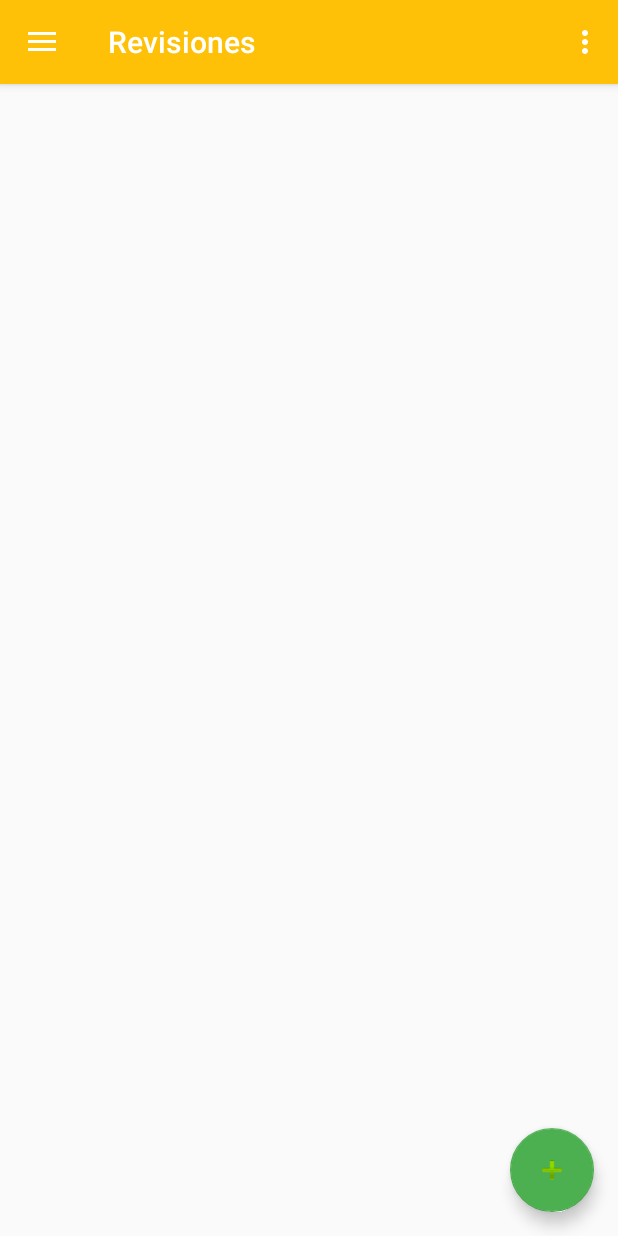
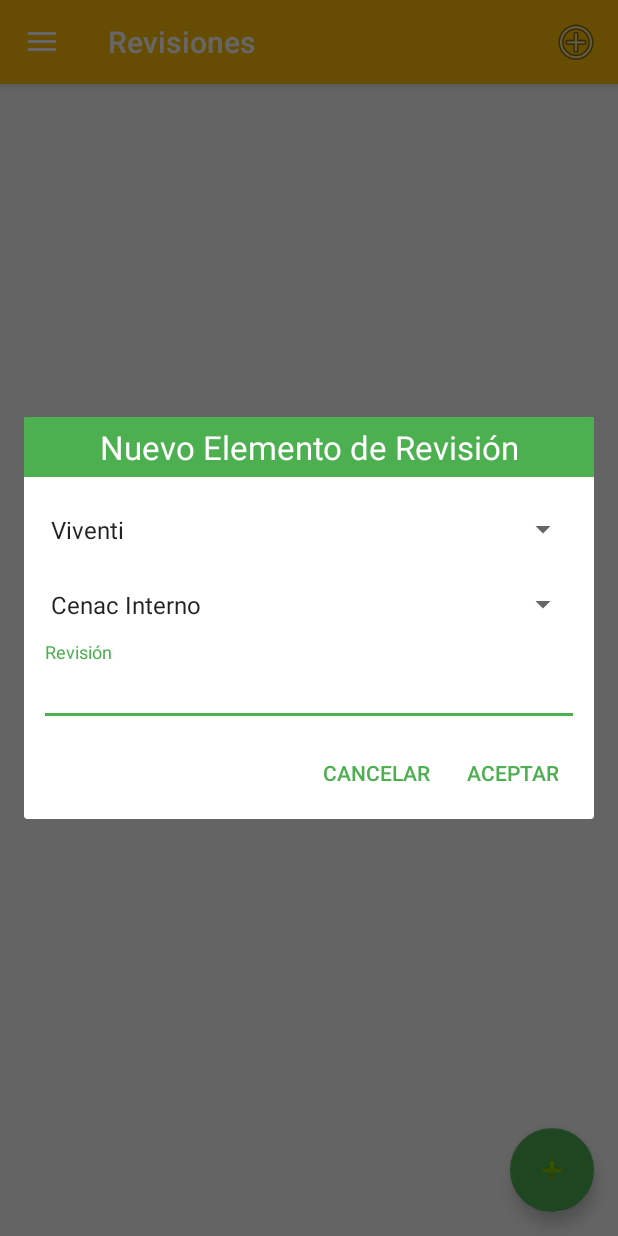
Before and after one commit to mbarrios-grupodevisa/project_revisiones, an Android app: the fragment comentarioDialog placed in its activity, after a tap on "Viventi", on a phone screen of 412 x 824 dp. Run offline under Robolectric (Android 15) with nearby library versions, the phone set to English and light mode, and no system bars; 5 statements that could not run were skipped; 2 other taps on this screen came first.

Commit message:
Implementación agregar nuevo Item Revisión y mejoras en código

```diff
--- a/app/build.gradle
+++ b/app/build.gradle
@@ -29,5 +29,6 @@ dependencies {
     compile 'com.android.support:recyclerview-v7:24.0.+'
     compile 'com.google.android.gms:play-services-appindexing:8.1.0'
     compile 'com.amazonaws:aws-android-sdk-core:2.2.20'
+    compile 'org.projectlombok:lombok:1.12.6'
     releaseCompile 'com.amazonaws:aws-android-sdk-s3:2.2.20'
 }
--- a/app/src/main/java/gt/com/metrocasas/revisiones/DetalleRevisionActivity.java
+++ b/app/src/main/java/gt/com/metrocasas/revisiones/DetalleRevisionActivity.java
@@ -1,5 +1,6 @@
 package gt.com.metrocasas.revisiones;
 
+import android.content.Intent;
 import android.os.Bundle;
 import android.support.v7.app.AppCompatActivity;
 import android.support.v7.widget.DefaultItemAnimator;
--- a/app/src/main/java/gt/com/metrocasas/revisiones/ItemRevision.java
+++ b/app/src/main/java/gt/com/metrocasas/revisiones/ItemRevision.java
@@ -4,7 +4,7 @@ package gt.com.metrocasas.revisiones;
  * Created by Usuario on 05/07/2016.
  */
 public class ItemRevision {
-    String date = "DOS";
+    String date = "";
 
     public ItemRevision(){
     }
--- a/app/src/main/java/gt/com/metrocasas/revisiones/MainActivity.java
+++ b/app/src/main/java/gt/com/metrocasas/revisiones/MainActivity.java
@@ -71,6 +71,7 @@ public class MainActivity extends AppCompatActivity
 
         //noinspection SimplifiableIfStatement
         if (id == R.id.action_settings) {
+            new NuevoItemRevisionDialog().show(this.getFragmentManager(),"");
             return true;
         }
 
--- /dev/null
+++ b/app/src/main/java/gt/com/metrocasas/revisiones/NuevoItemRevisionDialog.java
@@ -0,0 +1,75 @@
+package gt.com.metrocasas.revisiones;
+
+import android.app.AlertDialog;
+import android.app.Dialog;
+import android.app.DialogFragment;
+import android.content.DialogInterface;
+import android.os.Bundle;
+import android.view.LayoutInflater;
+import android.view.View;
+import android.widget.EditText;
+import android.widget.Spinner;
+import android.widget.Toast;
+
+/**
+ * Created by Usuario on 12/07/2016.
+ */
+public class NuevoItemRevisionDialog extends DialogFragment{
+
+    private Spinner lista_proyectos;
+    private Spinner lista_clasificacion;
+    private EditText revision;
+
+    @Override
+    public Dialog onCreateDialog(Bundle savedInstanceState) {
+        AlertDialog.Builder builder = new AlertDialog.Builder(getActivity());
+        // Get the layout inflater
+        LayoutInflater inflater = getActivity().getLayoutInflater();
+
+               // Inflate and set the layout for the dialog
+        // Pass null as the parent view because its going in the dialog layout
+        final View v = inflater.inflate(R.layout.dialog_ingresar_item_revision, null);
+
+        lista_proyectos = (Spinner) v.findViewById(R.id.proyecto);
+        lista_clasificacion = (Spinner) v.findViewById(R.id.clasificacion);
+        revision = (EditText) v.findViewById(R.id.editText_revision);
+
+        //String p = getArguments().getString("proyecto");
+        //if(p != null)
+        //{
+        //    if(p.equals("Viventi")) lista_clasificacion.setSelection(0);
+        //    if(p.equals("Casa Asunción")) lista_clasificacion.setSelection(1);
+        //}
+
+        builder.setView(v)
+                // Add action buttons
+                .setPositiveButton(R.string.btn_aceptar, new DialogInterface.OnClickListener() {
+                    @Override
+                    public void onClick(DialogInterface dialog, int id) {
+
+                        if(!revision.getText().toString().equals(""))
+                        {
+                            //Subir Datos
+                            String proyecto = lista_proyectos.getSelectedItem().toString();
+                            String clasificación = lista_clasificacion.getSelectedItem().toString();
+                            String rev = revision.getText().toString();
+                            new IngresoElemento(getActivity()).execute(proyecto,clasificación,rev);
+                        }
+                        else
+                        {
+                            Toast.makeText(v.getContext(),"Hay campos vacios",Toast.LENGTH_LONG).show();
+                            NuevoItemRevisionDialog.this.getDialog().dismiss();
+                        }
+                    }
+                })
+                .setNegativeButton(R.string.btn_cancelar, new DialogInterface.OnClickListener() {
+                    public void onClick(DialogInterface dialog, int id) {
+                        NuevoItemRevisionDialog.this.getDialog().cancel();
+                    }
+                });
+
+        return builder.create();
+
+    }
+
+}
--- /dev/null
+++ b/app/src/main/res/layout/dialog_ingresar_item_revision.xml
@@ -0,0 +1,75 @@
+<?xml version="1.0" encoding="utf-8"?>
+<LinearLayout xmlns:android="http://schemas.android.com/apk/res/android"
+    xmlns:app="http://schemas.android.com/apk/res-auto"
+    android:layout_width="fill_parent"
+    android:layout_height="wrap_content"
+    android:id="@+id/detalle"
+    app:layout_behavior="@string/appbar_scrolling_view_behavior"
+    android:layout_margin="0dp"
+    android:orientation="vertical">
+
+    <RelativeLayout
+        android:layout_width="match_parent"
+        android:layout_height="wrap_content">
+
+        <TextView
+            android:layout_width="match_parent"
+            android:layout_height="wrap_content"
+            android:paddingTop="5dp"
+            android:paddingBottom="5dp"
+            android:text="Nuevo Elemento de Revisión"
+            android:textAppearance="?android:attr/textAppearanceLarge"
+            android:id="@+id/title_dialog"
+            android:background="@color/colorAccent"
+            android:textColor="#FFFFFF"
+            android:gravity="center_horizontal"/>
+
+        <RelativeLayout
+            android:layout_width="match_parent"
+            android:layout_height="wrap_content"
+            android:paddingLeft="10dp"
+            android:paddingRight="10dp"
+            android:paddingTop="10dp"
+            android:id="@+id/layout_spinners"
+            android:layout_below="@+id/title_dialog">
+
+            <LinearLayout
+                android:layout_width="match_parent"
+                android:layout_height="wrap_content"
+                android:orientation="vertical"
+                android:id="@+id/l1">
+
+                <Spinner
+                    android:layout_width="match_parent"
+                    android:layout_height="50dp"
+                    android:id="@+id/proyecto"
+                    android:entries="@array/lista_proyectos"/>
+
+                <Spinner
+                    android:layout_width="match_parent"
+                    android:layout_height="50dp"
+                    android:id="@+id/clasificacion"
+                    android:entries="@array/lista_clasificacion"/>
+
+            </LinearLayout>
+
+            <android.support.design.widget.TextInputLayout
+                android:id="@+id/textInput_item_revision"
+                android:layout_width="match_parent"
+                android:layout_height="wrap_content"
+                android:layout_below="@+id/l1">
+                <EditText
+                    android:layout_width="match_parent"
+                    android:layout_height="wrap_content"
+                    android:inputType="textMultiLine"
+                    android:hint="Revisión"
+                    android:ems="10"
+                    android:id="@+id/editText_revision"
+                    android:layout_alignParentStart="true" />
+            </android.support.design.widget.TextInputLayout>
+
+        </RelativeLayout>
+
+    </RelativeLayout>
+
+</LinearLayout>
--- a/app/src/main/res/menu/main.xml
+++ b/app/src/main/res/menu/main.xml
@@ -3,7 +3,7 @@
     xmlns:app="http://schemas.android.com/apk/res-auto">
     <item
         android:id="@+id/action_settings"
-        android:orderInCategory="100"
-        android:title="@string/action_settings"
-        app:showAsAction="never" />
+        android:icon="@android:drawable/ic_menu_add"
+        android:title="Nuevo Elemento"
+        app:showAsAction="ifRoom" />
 </menu>
--- a/app/src/main/res/values/strings.xml
+++ b/app/src/main/res/values/strings.xml
@@ -13,4 +13,18 @@
     <string name="hello_blank_fragment">Hello blank fragment</string>
     <string name="btn_aceptar">Aceptar</string>
     <string name="btn_cancelar">Cancelar</string>
+
+    <string-array name="lista_proyectos">
+        <item>Viventi</item>
+        <item>Casa Asunción</item>
+    </string-array>
+    <string-array name="lista_clasificacion">
+        <item>Cenac Interno</item>
+        <item>Cenac Externo</item>
+        <item>Despensa</item>
+        <item>Limpieza</item>
+        <item>Construcción</item>
+    </string-array>
+
+
 </resources>
```
Also changed, not shown: app/src/main/java/gt/com/metrocasas/revisiones/Elemento.java (+8 -62 lines), app/src/main/java/gt/com/metrocasas/revisiones/Revision.java (deleted, +0 -68 lines).
